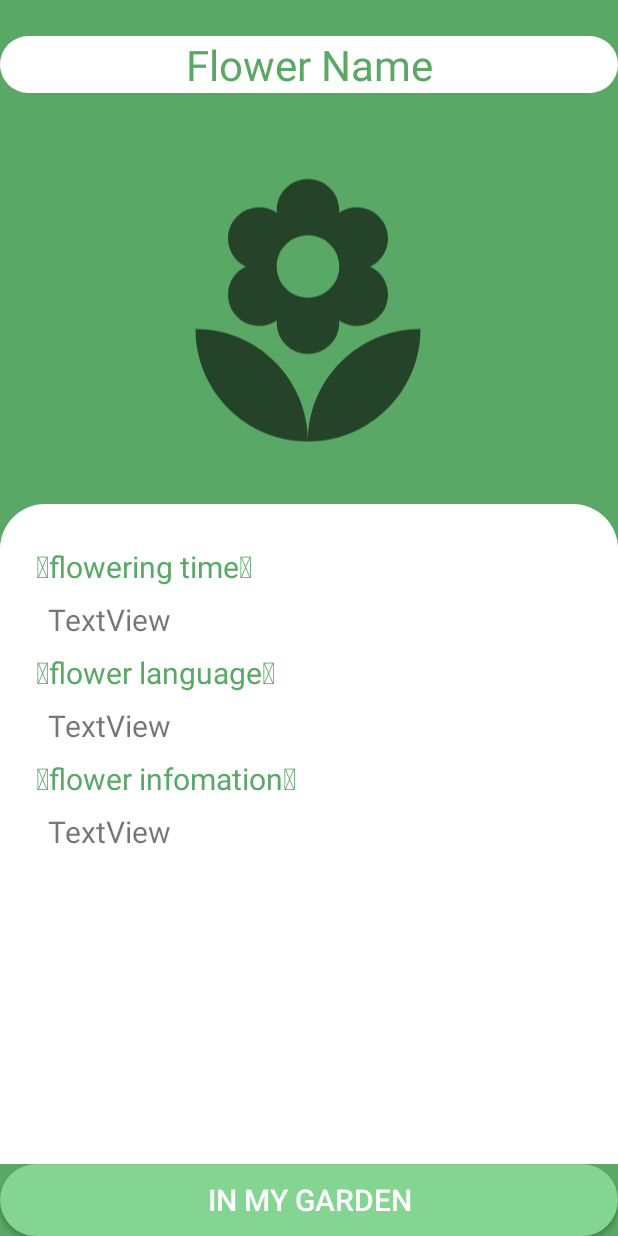
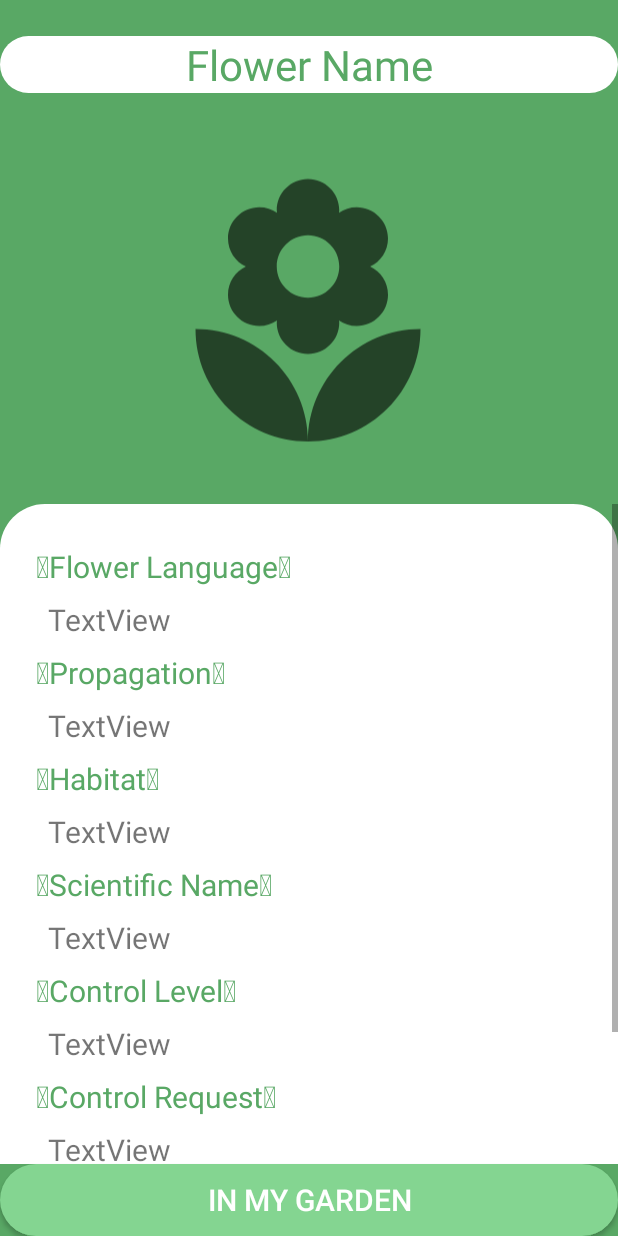
Before and after one commit to SeoMinHyeok1204/FlowerFollower, an Android app: the layout activity_flower_info.xml on its own in the app's theme, with its tools: preview values and no code run, on a phone screen of 412 x 824 dp. Run offline under Robolectric (Android 15) with nearby library versions, the phone set to English and light mode, and no system bars.

Commit message:
꽃 정보 DB에서 가져오기 추가

```diff
--- a/app/src/main/java/com/example/flowerfollower/FlowerInfoActivity.kt
+++ b/app/src/main/java/com/example/flowerfollower/FlowerInfoActivity.kt
@@ -13,8 +13,7 @@ import android.widget.Toast
 import androidx.appcompat.app.AlertDialog
 import androidx.core.app.ActivityCompat
 import com.example.flowerfollower.databinding.ActivityFlowerInfoBinding
-import com.google.firebase.database.DatabaseReference
-import com.google.firebase.database.FirebaseDatabase
+import com.google.firebase.database.*
 import com.google.firebase.ktx.Firebase
 import com.google.firebase.storage.ktx.storage
 import java.io.ByteArrayOutputStream
@@ -29,6 +28,7 @@ class FlowerInfoActivity : AppCompatActivity() {
     private  val  storage = Firebase.storage // 파이어베이스 스토리지
     private val storageRef = storage.reference // 파이어베이스 스토리지
     private lateinit var database : DatabaseReference // 파이어베이스 리얼타임 데이터베이스
+    private lateinit var flowerDB : DatabaseReference
     private var date : String = "0" // 사진이 찍힌 날짜
     private var latitude : Float = 0f // 사진이 찍힌 위도
     private var longitude : Float = 0f // 사진이 찍힌 경도
@@ -44,6 +44,7 @@ class FlowerInfoActivity : AppCompatActivity() {
     private fun init() {
         uid = intent.getStringExtra("uid")!!
         database = FirebaseDatabase.getInstance().getReference("User")
+        flowerDB = FirebaseDatabase.getInstance().getReference("Flower")
         setInfo()
         binding.PlantButton.setOnClickListener {
             requestExternalPermission()
@@ -187,5 +188,35 @@ class FlowerInfoActivity : AppCompatActivity() {
         val imageBitmap = intent.getParcelableExtra<Bitmap>("imageBitmap")
         if(imageBitmap != null)
             binding.ivFlowerimage.setImageBitmap(imageBitmap)
+
+        flowerDB.addValueEventListener(object : ValueEventListener {
+            override fun onDataChange(snapshot: DataSnapshot) {
+                for (data in snapshot.children) {
+                    val name = data.child("name").value as String
+                    if(name == flowerName) {
+                        val flowerLanguage = data.child("flowerlanguage").value as String
+                        val propagation = data.child("propagation").value as String
+                        val habitat = data.child("habitat").value as String
+                        val scientificName = data.child("scientificName").value as String
+                        val controlLevel = data.child("controlLevel").value as String
+                        val controlRequest = data.child("controlRequest").value as String
+                        val lightDemand = data.child("lightDemand").value as String
+
+                        binding.tvFlowerLanguage.text = flowerLanguage
+                        binding.tvPropagation.text = propagation
+                        binding.tvHabitat.text = habitat
+                        binding.tvScientificName.text = scientificName
+                        binding.tvControlLevel.text = controlLevel
+                        binding.tvControlRequest.text = controlRequest
+                        binding.tvLightDemand.text = lightDemand
+
+                        return
+                    }
+                }
+            }
+            override fun onCancelled(error: DatabaseError) {
+                Toast.makeText(this@FlowerInfoActivity, "정보를 불러오지 못했습니다. 잠시 후 다시 시도해주세요", Toast.LENGTH_SHORT).show()
+            }
+        })
     }
 }
--- a/app/src/main/java/com/example/flowerfollower/MainActivity.kt
+++ b/app/src/main/java/com/example/flowerfollower/MainActivity.kt
@@ -133,7 +133,7 @@ class MainActivity : AppCompatActivity(), BottomNavigationView.OnNavigationItemS
             }
 
             override fun onCancelled(error: DatabaseError) {
-                Toast.makeText(this@MainActivity, "게시글을 불러 오지못했습니다", Toast.LENGTH_SHORT).show()
+                Toast.makeText(this@MainActivity, "게시글을 불러오지 못했습니다", Toast.LENGTH_SHORT).show()
             }
         })
 
--- a/app/src/main/res/layout/activity_flower_info.xml
+++ b/app/src/main/res/layout/activity_flower_info.xml
@@ -57,12 +57,12 @@
                 android:layout_height="wrap_content"
                 android:layout_marginLeft="24dp"
                 android:layout_marginTop="8dp"
-                android:text="🪴flowering time🪴"
+                android:text="🪴Flower Language🪴"
                 android:textColor="@color/main_color_green"
                 android:textSize="20sp" />
 
             <TextView
-                android:id="@+id/tv_blooming"
+                android:id="@+id/tv_flowerLanguage"
                 android:layout_width="wrap_content"
                 android:layout_height="wrap_content"
                 android:layout_marginLeft="32dp"
@@ -76,12 +76,12 @@
                 android:layout_height="wrap_content"
                 android:layout_marginLeft="24dp"
                 android:layout_marginTop="8dp"
-                android:text="🪴flower language🪴"
+                android:text="🪴Propagation🪴"
                 android:textColor="@color/main_color_green"
                 android:textSize="20sp" />
 
             <TextView
-                android:id="@+id/tv_flowermean"
+                android:id="@+id/tv_propagation"
                 android:layout_width="wrap_content"
                 android:layout_height="wrap_content"
                 android:layout_marginLeft="32dp"
@@ -95,17 +95,102 @@
                 android:layout_height="wrap_content"
                 android:layout_marginLeft="24dp"
                 android:layout_marginTop="8dp"
-                android:text="🪴flower infomation🪴"
+                android:text="🪴Habitat🪴"
                 android:textColor="@color/main_color_green"
                 android:textSize="20sp" />
 
             <TextView
-                android:id="@+id/tv_flowerinfo"
+                android:id="@+id/tv_habitat"
                 android:layout_width="wrap_content"
                 android:layout_height="wrap_content"
                 android:layout_marginLeft="32dp"
                 android:layout_marginTop="8dp"
                 android:text="TextView"
+                android:textSize="20sp" />
+
+            <TextView
+                android:id="@+id/textView9"
+                android:layout_width="wrap_content"
+                android:layout_height="wrap_content"
+                android:layout_marginLeft="24dp"
+                android:layout_marginTop="8dp"
+                android:text="🪴Scientific Name🪴"
+                android:textColor="@color/main_color_green"
+                android:textSize="20sp" />
+
+            <TextView
+                android:id="@+id/tv_scientificName"
+                android:layout_width="wrap_content"
+                android:layout_height="wrap_content"
+                android:layout_marginLeft="32dp"
+                android:layout_marginTop="8dp"
+                android:text="TextView"
+                android:textSize="20sp" />
+
+            <TextView
+                android:id="@+id/textView10"
+                android:layout_width="wrap_content"
+                android:layout_height="wrap_content"
+                android:layout_marginLeft="24dp"
+                android:layout_marginTop="8dp"
+                android:text="🪴Control Level🪴"
+                android:textColor="@color/main_color_green"
+                android:textSize="20sp" />
+
+            <TextView
+                android:id="@+id/tv_controlLevel"
+                android:layout_width="wrap_content"
+                android:layout_height="wrap_content"
+                android:layout_marginLeft="32dp"
+                android:layout_marginTop="8dp"
+                android:text="TextView"
+                android:textSize="20sp" />
+
+            <TextView
+                android:id="@+id/textView11"
+                android:layout_width="wrap_content"
+                android:layout_height="wrap_content"
+                android:layout_marginLeft="24dp"
+                android:layout_marginTop="8dp"
+                android:text="🪴Control Request🪴"
+                android:textColor="@color/main_color_green"
+                android:textSize="20sp" />
+
+            <TextView
+                android:id="@+id/tv_controlRequest"
+                android:layout_width="wrap_content"
+                android:layout_height="wrap_content"
+                android:layout_marginLeft="32dp"
+                android:layout_marginTop="8dp"
+                android:text="TextView"
+                android:textSize="20sp" />
+
+            <TextView
+                android:id="@+id/textView12"
+                android:layout_width="wrap_content"
+                android:layout_height="wrap_content"
+                android:layout_marginLeft="24dp"
+                android:layout_marginTop="8dp"
+                android:text="🪴Light Demand🪴"
+                android:textColor="@color/main_color_green"
+                android:textSize="20sp" />
+
+            <TextView
+                android:id="@+id/tv_lightDemand"
+                android:layout_width="wrap_content"
+                android:layout_height="wrap_content"
+                android:layout_marginLeft="32dp"
+                android:layout_marginTop="8dp"
+                android:text="TextView"
+                android:textSize="20sp" />
+
+            <TextView
+                android:id="@+id/tv_lightDemand2"
+                android:layout_width="wrap_content"
+                android:layout_height="wrap_content"
+                android:layout_marginLeft="32dp"
+                android:layout_marginTop="8dp"
+                android:text="---"
                 android:textSize="20sp" />
         </LinearLayout>
     </ScrollView>
```
Also changed, not shown: app/src/main/res/drawable-v24/comment.png (added).
